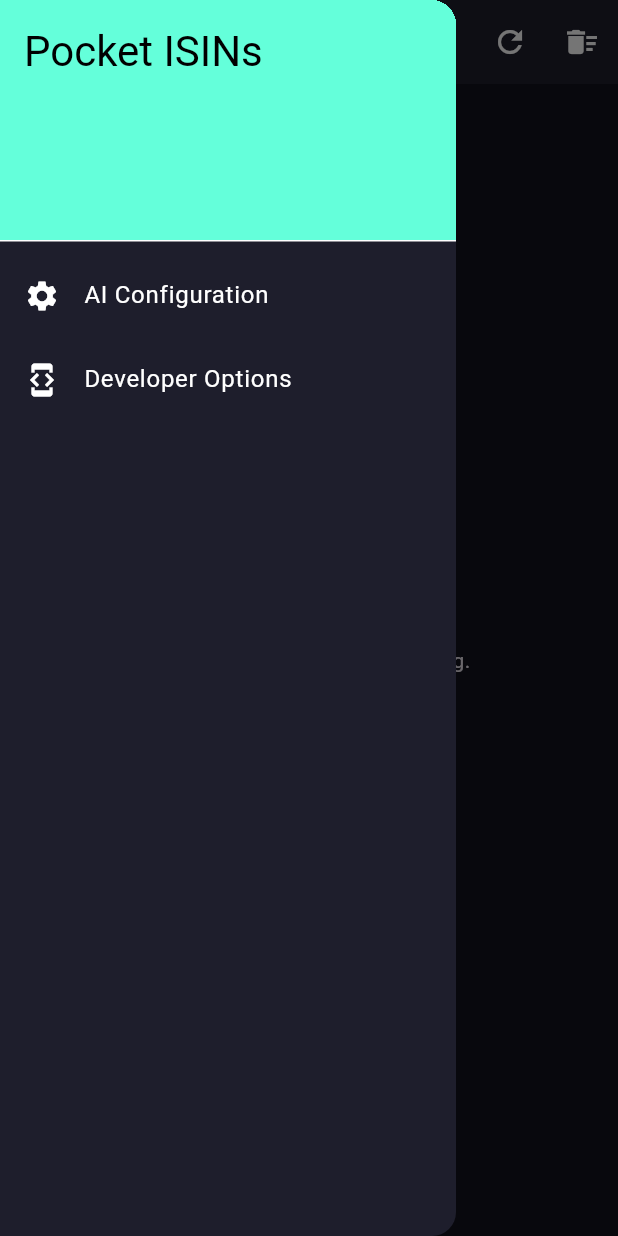
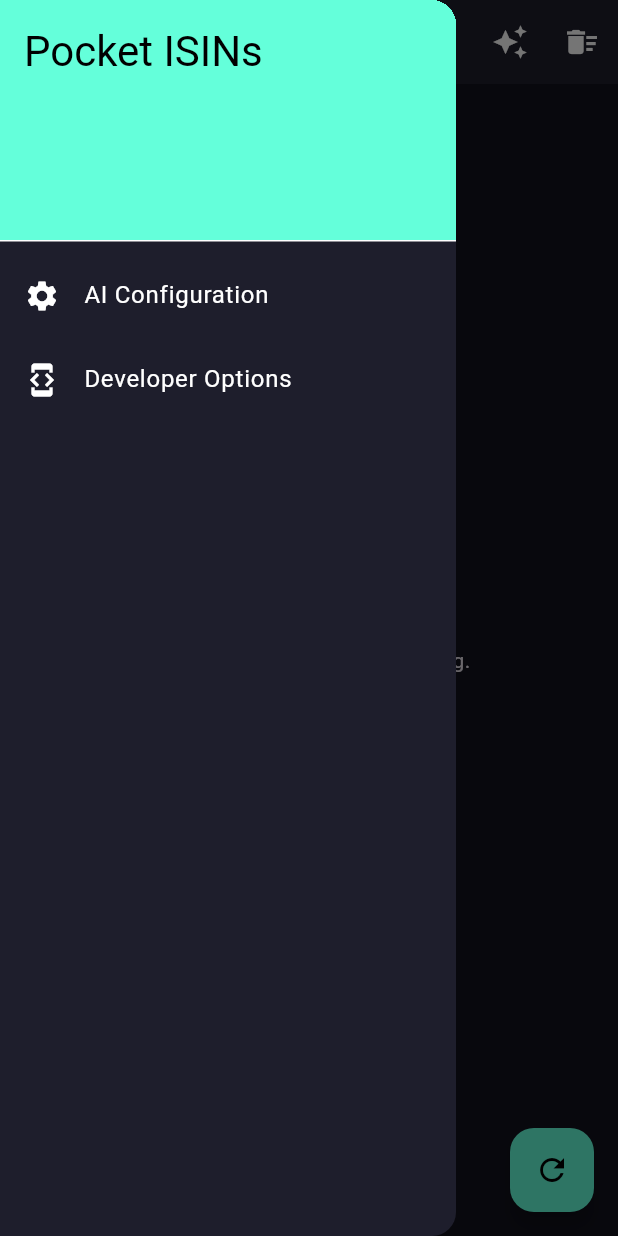
Before and after one commit to garrese/pocket-isins, a Flutter app: the FeedScreen screen opened directly, with the side drawer open, on a phone screen of 412 x 824 dp. Run offline on Flutter 3.47's test engine with Material 3 defaults, Android fonts, the phone set to English and light mode, and no system bars; our stand-ins replace dio, drift, file_picker, fl_chart, flutter_markdown_plus, flutter_riverpod and 7 more; missing offline and left inert: sqlite3; accounts and stored records are empty; generated files the repository leaves out were written again.

Commit message:
chore(ui): adjust styling and action button positioning
- PortfolioScreen: updated ISIN card text styles
- FeedScreen: swapped refresh/scroll to top buttons and adjusted FAB position
- WizardBottomActions: restricted bottom actions to medium max width

Co-authored-by: garrese <49403460+garrese@users.noreply.github.com>

```diff
--- a/lib/features/feed/presentation/feed_screen.dart
+++ b/lib/features/feed/presentation/feed_screen.dart
@@ -180,11 +180,12 @@ class _FeedScreenState extends ConsumerState<FeedScreen> {
             tooltip: 'Analyze ratings with AI',
             onPressed: isLoading ? null : _analyzeRatings,
           ),
-          IconButton(
-            icon: const Icon(Icons.refresh),
-            tooltip: 'Search news',
-            onPressed: isLoading ? null : _startSearch,
-          ),
+          if (_showScrollToTop)
+            IconButton(
+              icon: const Icon(Icons.arrow_upward),
+              tooltip: 'Scroll to top',
+              onPressed: _scrollToTop,
+            ),
           IconButton(
             icon: const Icon(Icons.delete_sweep),
             tooltip: 'Clear feed',
@@ -253,13 +254,20 @@ class _FeedScreenState extends ConsumerState<FeedScreen> {
           ),
         ],
       ),
-      floatingActionButton: _showScrollToTop
-          ? FloatingActionButton(
-              mini: true,
-              onPressed: _scrollToTop,
-              child: const Icon(Icons.arrow_upward),
-            )
-          : null,
+      floatingActionButtonLocation: FloatingActionButtonLocation.centerFloat,
+      floatingActionButton: ConstrainedWidth.medium(
+        child: Align(
+          alignment: Alignment.bottomRight,
+          child: Padding(
+            padding: const EdgeInsets.only(right: 16.0),
+            child: FloatingActionButton(
+              onPressed: isLoading ? null : _startSearch,
+              tooltip: 'Search news',
+              child: const Icon(Icons.refresh),
+            ),
+          ),
+        ),
+      ),
     );
   }
 }
```
Also changed, not shown: lib/features/portfolio/presentation/portfolio_screen.dart (+20 -11 lines), lib/features/portfolio/presentation/screens/wizard_bottom_actions.dart (+7 -3 lines).
